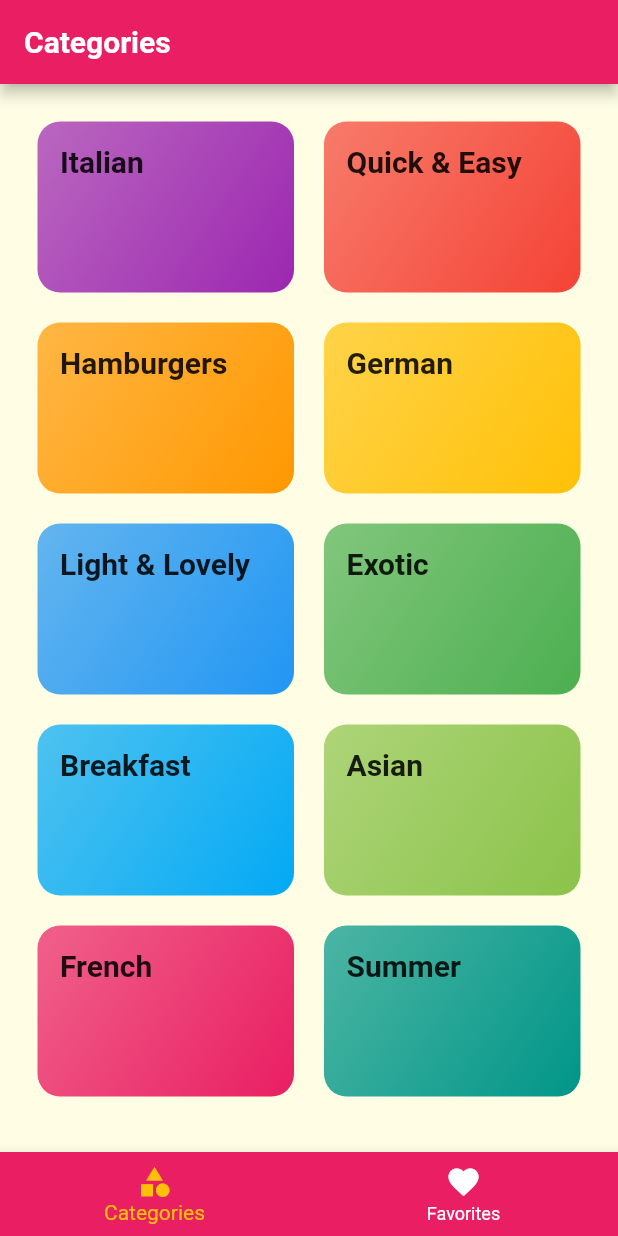
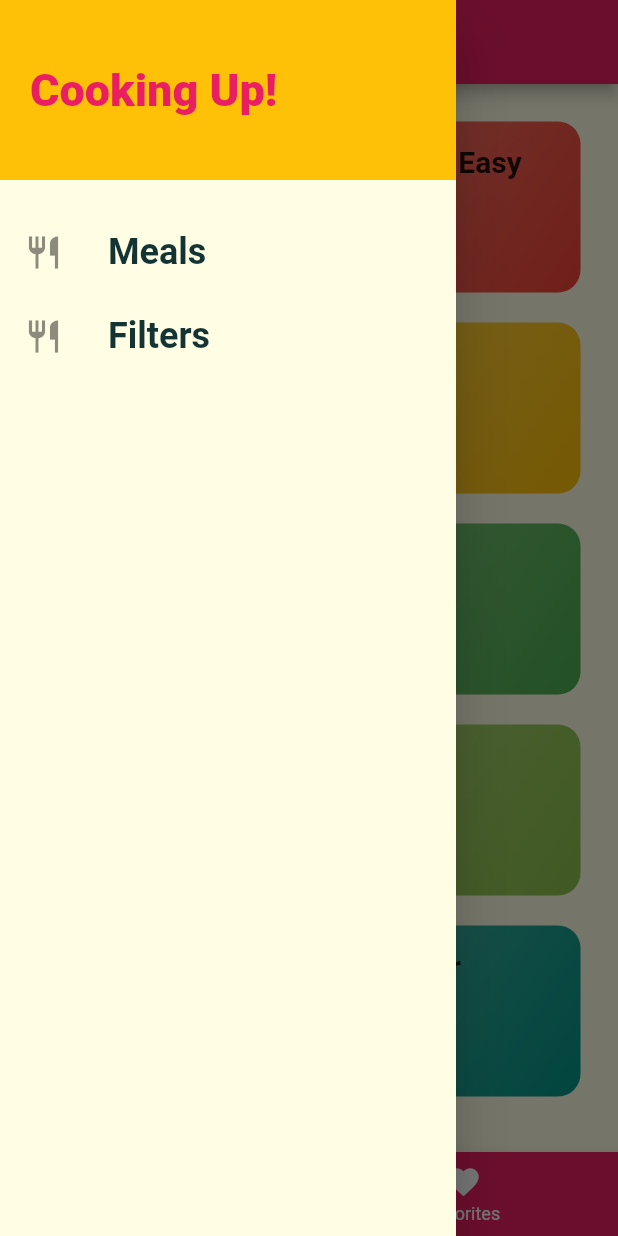
Before and after one commit to RV784/Cook-Book, a Flutter app: the screen it shows after launch, with the side drawer open (before the commit the screen has no drawer), on a phone screen of 412 x 824 dp. Run offline on Flutter 3.47's test engine with Material 2 defaults, Android fonts, the phone set to English and light mode, and no system bars.

```diff
--- a/lib/main.dart
+++ b/lib/main.dart
@@ -1,4 +1,5 @@
 import 'package:flutter/material.dart';
+import '../screen/filters_screen.dart';
 import '../screen/tabs_screen.dart';
 import './screen/meal_detail_screen.dart';
 import './screen/category_meals_screen.dart';
@@ -24,10 +25,13 @@ class MyApp extends StatelessWidget {
               ),
             ),
       ),
-      home: TabsScreen(),
+      // home: TabsScreen(),
+      initialRoute: '/',
       routes: {
+        '/': (ctx) => TabsScreen(),
         CategoryMealsScreen.routeName: (ctx) => CategoryMealsScreen(),
         MealDetailScreen.routeName: (ctx) => MealDetailScreen(),
+        FiltersScreen.routeName: (ctx) => FiltersScreen(),
       },
     );
   }
--- /dev/null
+++ b/lib/screen/filters_screen.dart
@@ -0,0 +1,16 @@
+import 'package:flutter/material.dart';
+import '../widgets/main_drawer.dart';
+
+class FiltersScreen extends StatelessWidget {
+  static const routeName = '/filters';
+  @override
+  Widget build(BuildContext context) {
+    return Scaffold(
+      appBar: AppBar(title: Text('Your filters!')),
+      drawer: MainDrawer(),
+      body: Center(
+        child: Text('Filters'),
+      ),
+    );
+  }
+}
--- a/lib/screen/tabs_screen.dart
+++ b/lib/screen/tabs_screen.dart
@@ -1,4 +1,5 @@
 import 'package:flutter/material.dart';
+import '../widgets/main_drawer.dart';
 import '../screen/Favorites_Scree.dart';
 import '../screen/categories_scree.dart';
 
@@ -27,6 +28,7 @@ class _TabsScreenState extends State<TabsScreen> {
       appBar: AppBar(
         title: Text(_pages[_selectedPageIndex]['title']),
       ),
+      drawer: MainDrawer(),
       body: _pages[_selectedPageIndex]['page'],
       bottomNavigationBar: BottomNavigationBar(
         onTap: _selectPage,
--- /dev/null
+++ b/lib/widgets/main_drawer.dart
@@ -0,0 +1,52 @@
+import 'package:flutter/material.dart';
+import '../screen/tabs_screen.dart';
+import '../screen/filters_screen.dart';
+
+class MainDrawer extends StatelessWidget {
+  Widget buildListTile(String title, IconData icons, VoidCallback tabHandler) {
+    return ListTile(
+      leading: Icon(
+        icons,
+        size: 26,
+      ),
+      title: Text(
+        title,
+        style: TextStyle(fontWeight: FontWeight.bold, fontSize: 24),
+      ),
+      onTap: tabHandler,
+    );
+  }
+
+  @override
+  Widget build(BuildContext context) {
+    return Drawer(
+      child: Column(
+        children: <Widget>[
+          Container(
+            height: 120,
+            width: double.infinity,
+            padding: EdgeInsets.all(20),
+            alignment: Alignment.centerLeft,
+            color: Theme.of(context).accentColor,
+            child: Text(
+              'Cooking Up!',
+              style: TextStyle(
+                  fontWeight: FontWeight.w900,
+                  fontSize: 30,
+                  color: Theme.of(context).primaryColor),
+            ),
+          ),
+          SizedBox(
+            height: 20,
+          ),
+          buildListTile("Meals", Icons.restaurant_outlined, () {
+            Navigator.of(context).pushReplacementNamed('/');
+          }),
+          buildListTile("Filters", Icons.restaurant_outlined, () {
+            Navigator.of(context).pushReplacementNamed(FiltersScreen.routeName);
+          }),
+        ],
+      ),
+    );
+  }
+}
```
Also changed, not shown: lib/screen/meal_detail_screen.dart (+8 -0 lines), lib/widgets/meal_item.dart (+6 -4 lines).
